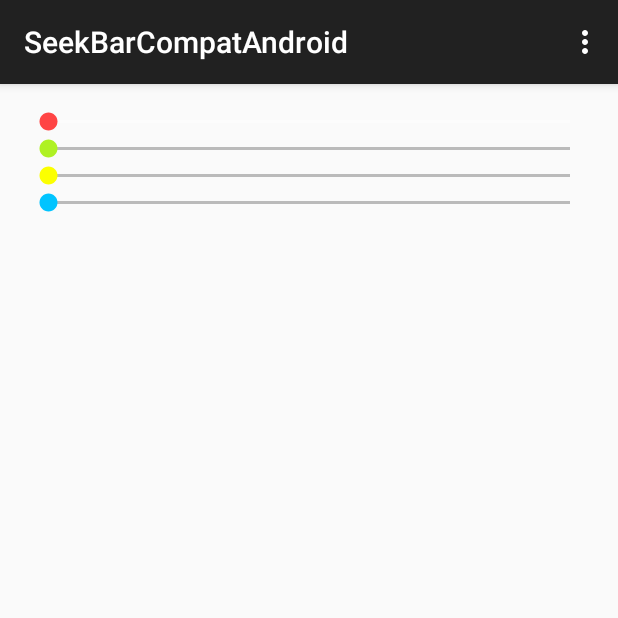
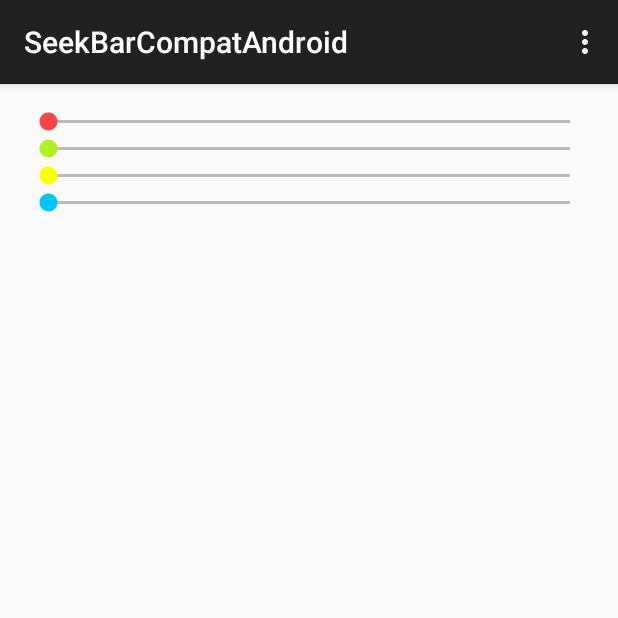
Before and after one commit to ahmedrizwan/SeekBarCompat, an Android app: the screen it shows after launch (MainActivity), on a phone screen of 412 x 824 dp, the top half of it. Run offline under Robolectric (Android 15) with nearby library versions, the phone set to English and light mode, and no system bars.

```diff
--- a/app/src/main/res/layout/activity_main.xml
+++ b/app/src/main/res/layout/activity_main.xml
@@ -16,7 +16,6 @@
         android:layout_width="match_parent"
         android:layout_height="wrap_content"
         android:maxHeight="300sp"
-        app:progressBackgroundColor="#FFFF"
         app:progressColor="#AFF123"
         app:thumbColor="#FF4444"/>
 
--- a/seekbar-compat/build.gradle
+++ b/seekbar-compat/build.gradle
@@ -14,7 +14,7 @@ ext {
     artifact = 'seekbar-compat'
 
     libraryDescription = 'A material design wrapper around SeekBar widget, which draws the SeekBar with consistent colors from Android APIs 16 and above.'
-    libraryVersion = '0.1.1'
+    libraryVersion = '0.1.2'
 
     developerId = 'ahmedrizwan'
     developerName = 'Ahmed Rizwan'
--- a/seekbar-compat/src/main/java/app/minimize/com/seek_bar_compat/SeekBarBackgroundDrawable.java
+++ b/seekbar-compat/src/main/java/app/minimize/com/seek_bar_compat/SeekBarBackgroundDrawable.java
@@ -6,6 +6,9 @@ import android.graphics.ColorFilter;
 import android.graphics.Paint;
 import android.graphics.drawable.Drawable;
 
+/***
+ * A drawable used as a ProgressBackgroundDrawable
+ */
 public class SeekBarBackgroundDrawable extends Drawable {
 
     private Paint mPaint = new Paint();
--- a/seekbar-compat/src/main/res/values/dimens.xml
+++ b/seekbar-compat/src/main/res/values/dimens.xml
@@ -1,5 +1,5 @@
 <?xml version="1.0" encoding="utf-8"?>
 <resources>
-    <dimen name="one_dp">1dp</dimen>
+    <dimen name="one_dp">1sp</dimen>
     <dimen name="default_margin">16sp</dimen>
 </resources>
```
Also changed, not shown: app/src/main/res/drawable/post.png (added), app/src/main/res/drawable/pre.png (added), app/src/main/res/drawable/seekbar.png (deleted), 1 other file.
